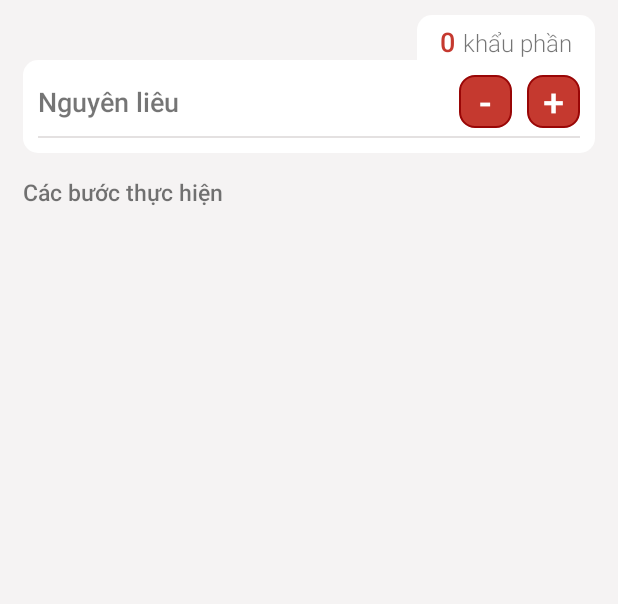
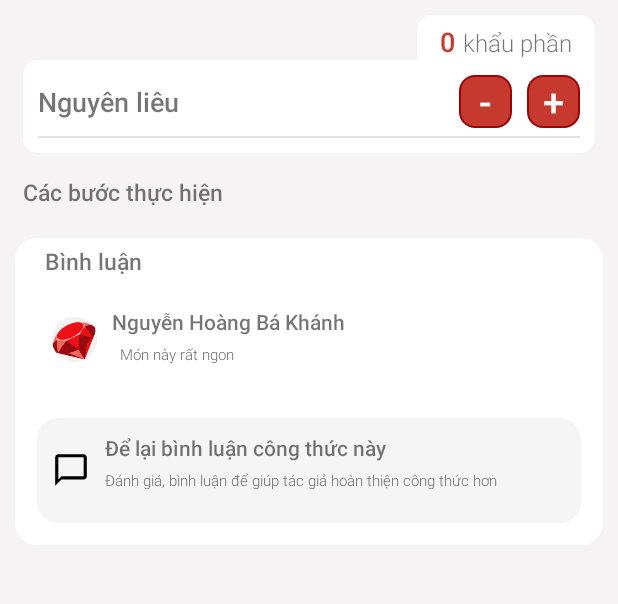
Before and after one commit to KhanhNHB/Dishy_App, an Android app: the RecipeActivity screen opened directly, with no data from a screen before it, on a phone screen of 412 x 824 dp, the part 552-1156 px from its top. Run offline under Robolectric (Android 15) with nearby library versions, the phone set to English and light mode, and no system bars; our stand-ins replace Picasso; libraries missing offline, so code that uses them is left out: com.makeramen.roundedimageview; plain views replace RoundedImageView; pictures from the network do not load; 9 statements that could not run were skipped.

Commit message:
UI for comment recipt

```diff
--- /dev/null
+++ b/app/src/main/res/drawable/custom_comment.xml
@@ -0,0 +1,24 @@
+<?xml version="1.0" encoding="utf-8"?>
+<shape
+    xmlns:android="http://schemas.android.com/apk/res/android"
+    android:shape="rectangle"   >
+    <solid
+        android:color="#f5f5f5" >
+    </solid>
+
+    <stroke
+        android:width="2dp"
+        android:color="#f5f5f5" >
+    </stroke>
+
+    <padding
+        android:left="@dimen/dp5"
+        android:top="@dimen/dp5"
+        android:right="@dimen/dp5"
+        android:bottom="@dimen/dp5"    >
+    </padding>
+
+    <corners
+        android:radius="@dimen/dp14">
+    </corners>
+</shape>
--- /dev/null
+++ b/app/src/main/res/drawable/ic_chat.xml
@@ -0,0 +1,9 @@
+<vector xmlns:android="http://schemas.android.com/apk/res/android"
+        android:width="24dp"
+        android:height="24dp"
+        android:viewportWidth="24.0"
+        android:viewportHeight="24.0">
+    <path
+        android:fillColor="#FF000000"
+        android:pathData="M20,2L4,2c-1.1,0 -2,0.9 -2,2v18l4,-4h14c1.1,0 2,-0.9 2,-2L22,4c0,-1.1 -0.9,-2 -2,-2zM20,16L6,16l-2,2L4,4h16v12z"/>
+</vector>
--- a/app/src/main/res/layout/activity_recipe.xml
+++ b/app/src/main/res/layout/activity_recipe.xml
@@ -145,6 +145,7 @@
             app:riv_border_width="@dimen/dp1"
             app:riv_border_color="@color/colorWhite"
             app:riv_corner_radius="@dimen/dp50" />
+
         <LinearLayout
             android:layout_marginLeft="@dimen/dp10"
             android:orientation="horizontal"
@@ -302,6 +303,102 @@
                 android:layout_width="match_parent"
                 android:layout_height="wrap_content"/>
         </LinearLayout>
+
+        <LinearLayout
+            android:layout_width="match_parent"
+            android:layout_height="wrap_content"
+            android:layout_margin="@dimen/dp10"
+            android:background="@drawable/custom_bottom_sheet"
+            android:orientation="vertical">
+
+            <TextView
+                android:layout_width="match_parent"
+                android:layout_height="wrap_content"
+                android:layout_marginLeft="@dimen/dp15"
+                android:text="Bình luận"
+                android:textSize="@dimen/dp15"
+                android:textStyle="bold"/>
+
+            <LinearLayout
+                android:id="@+id/ll_chef"
+                android:layout_width="match_parent"
+                android:layout_height="wrap_content"
+                android:background="@color/colorWhite"
+                android:orientation="horizontal"
+                android:layout_margin="@dimen/dp10"
+                android:padding="@dimen/dp10">
+
+                <ImageView
+                    android:layout_width="@dimen/dp30"
+                    android:layout_height="@dimen/dp30"
+                    android:layout_gravity="center"
+                    android:src="@mipmap/ic_ruby"/>
+
+                <LinearLayout
+                    android:layout_width="match_parent"
+                    android:layout_height="wrap_content"
+                    android:layout_marginLeft="@dimen/dp10"
+                    android:orientation="vertical">
+
+                    <TextView
+                        android:layout_width="match_parent"
+                        android:layout_height="wrap_content"
+                        android:text="Nguyễn Hoàng Bá Khánh"
+                        android:textSize="@dimen/sp14"
+                        android:textStyle="bold" />
+
+                    <TextView
+                        android:layout_width="match_parent"
+                        android:layout_height="wrap_content"
+                        android:layout_gravity="center"
+                        android:layout_weight="3"
+                        android:padding="@dimen/dp5"
+                        android:text="Món này rất ngon"
+                        android:textColor="#6D6A6A"
+                        android:textSize="@dimen/sp10" />
+                </LinearLayout>
+
+            </LinearLayout>
+
+            <LinearLayout
+                android:layout_width="match_parent"
+                android:layout_height="@dimen/dp70"
+                android:background="@drawable/custom_comment"
+                android:orientation="horizontal"
+                android:layout_margin="@dimen/dp10"
+                android:padding="@dimen/dp10">
+
+                <ImageView
+                    android:layout_width="@dimen/dp25"
+                    android:layout_height="@dimen/dp25"
+                    android:layout_gravity="center"
+                    android:src="@drawable/ic_chat"/>
+
+                <LinearLayout
+                    android:layout_width="match_parent"
+                    android:layout_height="wrap_content"
+                    android:layout_marginLeft="@dimen/dp10"
+                    android:orientation="vertical">
+
+                    <TextView
+                        android:layout_width="match_parent"
+                        android:layout_height="wrap_content"
+                        android:text="Để lại bình luận công thức này"
+                        android:textSize="@dimen/sp14"
+                        android:textStyle="bold" />
+
+                    <TextView
+                        android:layout_width="match_parent"
+                        android:layout_height="@dimen/dp25"
+                        android:layout_gravity="center"
+                        android:gravity="center_vertical"
+                        android:text="Đánh giá, bình luận để giúp tác giả hoàn thiện công thức hơn"
+                        android:textColor="#6D6A6A"
+                        android:textSize="@dimen/sp10" />
+                </LinearLayout>
+
+            </LinearLayout>
+        </LinearLayout>
     </LinearLayout>
 </androidx.core.widget.NestedScrollView>
 </LinearLayout>
```
